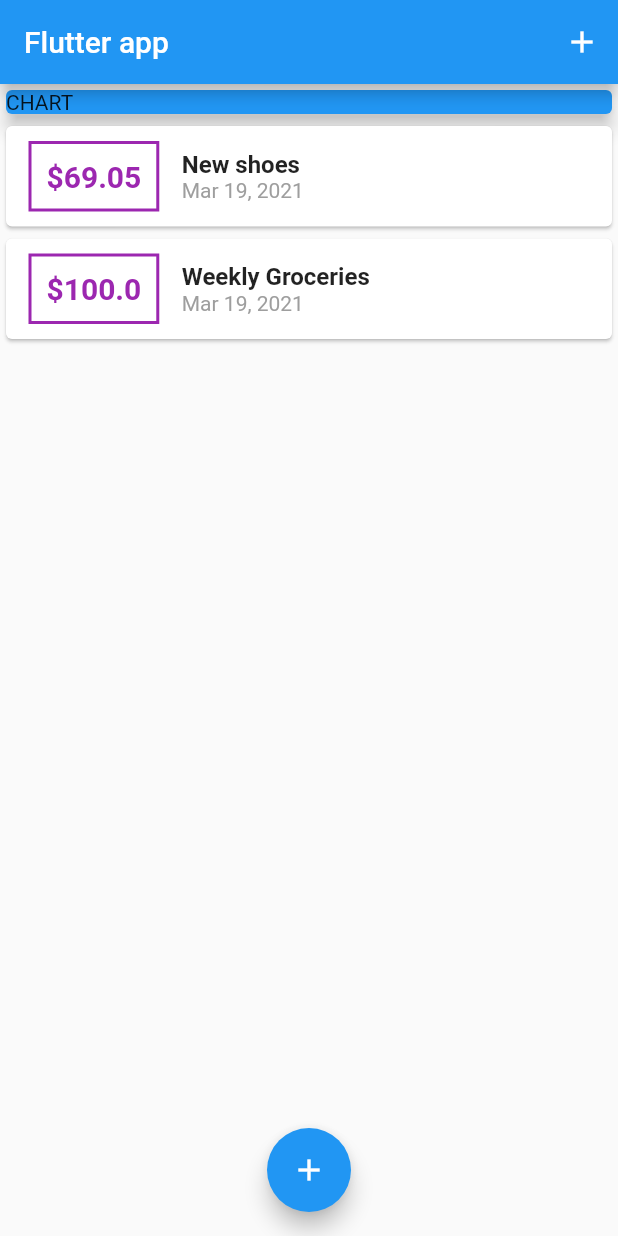
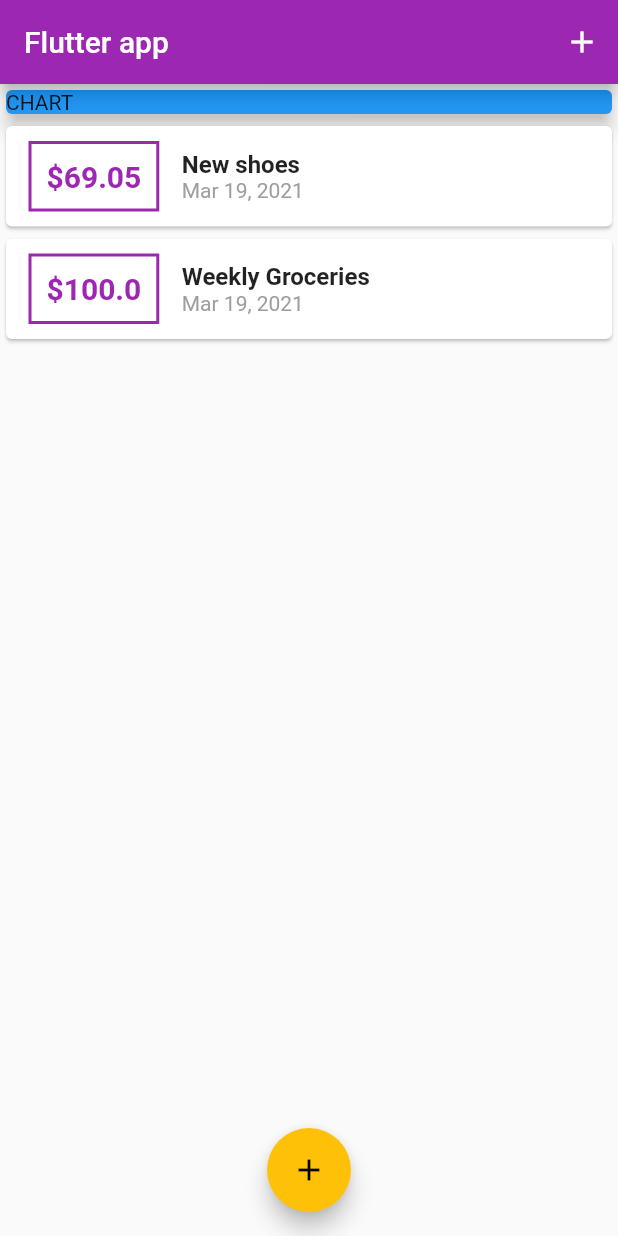
Before and after one commit to PatrickNiyogitare28/30-Days-of-flutter, a Flutter app: the screen it shows after launch, on a phone screen of 412 x 824 dp. Run offline on Flutter 3.47's test engine with Material 2 defaults, Android fonts, the phone set to English and light mode, and no system bars.

Commit message:
chore: added them

```diff
--- a/expensises_tracker/lib/main.dart
+++ b/expensises_tracker/lib/main.dart
@@ -15,8 +15,8 @@ class MyApp extends StatelessWidget {
     return MaterialApp(
       title: 'Flutter Demo',
       theme: ThemeData(
-        primarySwatch: Colors.blue,
-        visualDensity: VisualDensity.adaptivePlatformDensity,
+        primarySwatch: Colors.purple,
+        accentColor: Colors.amber
       ),
       home: MyHomePage(),
     );
@@ -90,6 +90,7 @@ class _MyHomePageState extends State<MyHomePage> {
         ),
         floatingActionButtonLocation: FloatingActionButtonLocation.centerFloat,
         floatingActionButton: FloatingActionButton(
+          backgroundColor: Theme.of(context).accentColor,
           child: Icon(Icons.add),
           onPressed: () => _startAddNewTransaction(context),
         ),
--- a/expensises_tracker/lib/widgets/transaction_list.dart
+++ b/expensises_tracker/lib/widgets/transaction_list.dart
@@ -21,7 +21,7 @@ class TransactionList extends StatelessWidget {
                       margin: EdgeInsets.symmetric(vertical: 10, horizontal: 15),
                       decoration: BoxDecoration(
                         border: Border.all(
-                        color: Colors.purple,
+                        color: Theme.of(context).primaryColor,
                         width: 2,
                       )),
                       padding: EdgeInsets.all(10),
```
